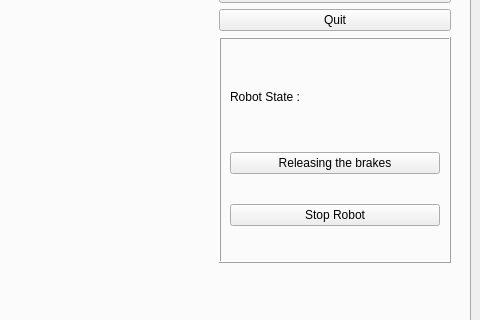
This is ur/ihm_tests/ui/main.ui in RambokDev/plateformes_generiques as Qt 5 draws it before an edit; both pictures show x 400 to 880 and y 210 to 530 of the 880 by 663 pixel window. The edited form follows.
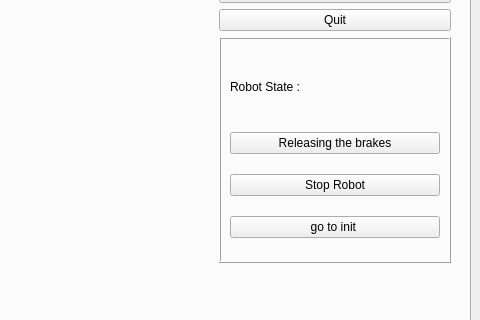
This is the edited form.

Diff of the .ui file:
```diff
--- a/ur/ihm_tests/ui/main.ui
+++ b/ur/ihm_tests/ui/main.ui
@@ -120,6 +120,13 @@
                   </property>
                  </widget>
                 </item>
+                <item>
+                 <widget class="QPushButton" name="init">
+                  <property name="text">
+                   <string>go to init </string>
+                  </property>
+                 </widget>
+                </item>
                </layout>
               </widget>
              </item>
```
